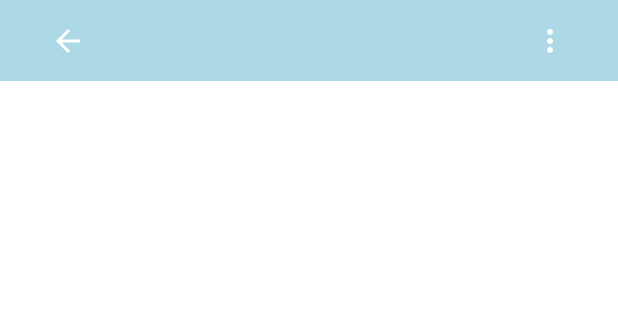
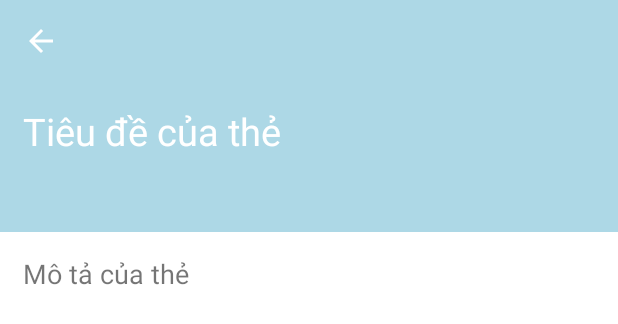
Before and after one commit to hauphanlvc/DoAnNT118, an Android app: the layout card_layout.xml on its own in the app's theme, with its tools: preview values and no code run, on a phone screen of 412 x 824 dp. Shown: the top 324 px of the screen. Run offline under Robolectric (Android 15) with nearby library versions, the light colour scheme and no system bars.

Commit message:
sửa layout thẻ

```diff
--- /dev/null
+++ b/app/src/main/res/drawable/border.xml
@@ -0,0 +1,13 @@
+<?xml version="1.0" encoding="utf-8"?>
+<layer-list xmlns:android="http://schemas.android.com/apk/res/android">
+    <item>
+        <shape android:shape="rectangle">
+            <solid android:color="#000000" />
+        </shape>
+    </item>
+    <item android:left="0dp" android:right="0dp"  android:top="0dp" android:bottom="0.4dp">
+        <shape android:shape="rectangle">
+            <solid android:color="#FFFFFF" />
+        </shape>
+    </item>
+</layer-list>
--- a/app/src/main/res/layout/card_layout.xml
+++ b/app/src/main/res/layout/card_layout.xml
@@ -1,55 +1,80 @@
 <?xml version="1.0" encoding="utf-8"?>
-<androidx.constraintlayout.widget.ConstraintLayout xmlns:android="http://schemas.android.com/apk/res/android"
+<RelativeLayout
+    xmlns:android="http://schemas.android.com/apk/res/android"
     xmlns:app="http://schemas.android.com/apk/res-auto"
-    xmlns:tools="http://schemas.android.com/tools"
+    xmlns:tool="http://schemas.android.com/tools"
     android:layout_width="match_parent"
     android:layout_height="match_parent"
-    tools:context=".MainActivity">
+    tool:context=".MainActivity">
 
     <RelativeLayout
+        android:id="@+id/maincard"
         android:layout_width="match_parent"
         android:layout_height="wrap_content"
-        android:id="@+id/cardtoolbar"
-        android:background="@color/LightBlue"
-        android:gravity="center_vertical"
-        android:orientation="horizontal"
-        android:paddingStart="15dp"
-        android:paddingEnd="15dp"
-        app:layout_constraintEnd_toEndOf="parent"
-        app:layout_constraintStart_toStartOf="parent"
-        app:layout_constraintTop_toTopOf="parent">
+        android:background="@color/LightBlue">
 
         <ImageView
-            android:id="@+id/cardback"
-            android:layout_width="60dp"
+            android:id="@+id/backcard"
+            android:layout_width="wrap_content"
             android:layout_height="wrap_content"
+            android:paddingStart="15dp"
             android:paddingTop="15dp"
+            android:paddingEnd="15dp"
             android:paddingBottom="15dp"
             android:src="?attr/actionModeCloseDrawable"
             app:tint="@color/white">
 
         </ImageView>
 
-        <ImageView
-            android:id="@+id/cardMenu"
-            android:layout_width="60dp"
-            android:layout_height="wrap_content"
-            android:layout_alignParentEnd="true"
-            android:paddingTop="15dp"
-            android:paddingBottom="15dp"
-            android:src="@drawable/ic_vertical_dots"
-            app:tint="@color/white">
-        </ImageView>
     </RelativeLayout>
 
     <RelativeLayout
         android:layout_width="match_parent"
         android:layout_height="match_parent"
-        android:layout_marginTop="54dp"
-        android:background="@color/white"
-        app:layout_constraintTop_toBottomOf="@id/cardtoolbar"
-        tools:layout_editor_absoluteX="0dp">
+        android:layout_below="@id/maincard">
+
+        <RelativeLayout
+            android:id="@+id/ViewTieuDe"
+            android:layout_width="match_parent"
+            android:layout_height="100dp"
+            android:background="@color/LightBlue">
+
+            <TextView
+                android:id="@+id/txTieuDe"
+                android:layout_width="wrap_content"
+                android:layout_height="wrap_content"
+                android:paddingStart="15dp"
+                android:paddingTop="15dp"
+                android:paddingEnd="15dp"
+                android:paddingBottom="15dp"
+                android:text="Tiêu đề của thẻ"
+                android:textColor="@color/white"
+                android:textSize="25sp">
+
+            </TextView>
+        </RelativeLayout>
+
+        <RelativeLayout
+            android:id="@+id/ViewMota"
+            android:layout_width="match_parent"
+            android:layout_height="wrap_content"
+            android:layout_below="@+id/ViewTieuDe"
+            android:background="@drawable/border">
+
+            <TextView
+                android:layout_width="match_parent"
+                android:layout_height="wrap_content"
+                android:paddingStart="15dp"
+                android:paddingTop="15dp"
+                android:paddingEnd="15dp"
+                android:paddingBottom="15dp"
+                android:text="Mô tả của thẻ"
+                android:textSize="18sp">
+
+            </TextView>
+
+        </RelativeLayout>
 
     </RelativeLayout>
 
-</androidx.constraintlayout.widget.ConstraintLayout>
+</RelativeLayout>
```
